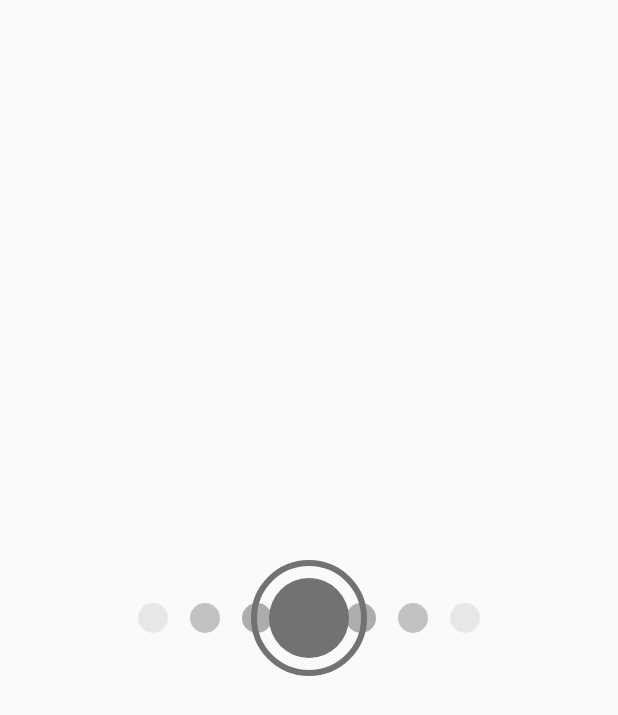
After one commit to qiangzier/CookApp, an Android app: the layout view_bezier.xml on its own in the app's theme, with its tools: preview values and no code run, on a phone screen of 412 x 824 dp. The commit adds this screen. Shown: the top 715 px of the screen. Run offline under Robolectric (Android 15) with nearby library versions, the phone set to English and light mode, and no system bars.

Commit message:
增加一种头部动画

```diff
--- a/app/src/main/java/com/hzq/cookapp/ui/PullUpAndDownRefreshView.java
+++ b/app/src/main/java/com/hzq/cookapp/ui/PullUpAndDownRefreshView.java
@@ -227,7 +227,7 @@ public class PullUpAndDownRefreshView extends RelativeLayout {
     }
 
     public void setHeadHeight(float mHeadHeight) {
-        this.mHeadHeight = mHeadHeight;
+        this.mHeadHeight = DensityUtil.dp2px(getContext(), mHeadHeight);
     }
 
     public float getMaxHeadHeight() {
@@ -235,7 +235,7 @@ public class PullUpAndDownRefreshView extends RelativeLayout {
     }
 
     public void setWaveHeight(float mWaveHeight) {
-        this.mWaveHeight = mWaveHeight;
+        this.mWaveHeight = DensityUtil.dp2px(getContext(), mWaveHeight);
     }
 
     public float getBottomHeight() {
@@ -243,7 +243,7 @@ public class PullUpAndDownRefreshView extends RelativeLayout {
     }
 
     public void setBottomHeight(float mBottomHeight) {
-        this.mBottomHeight = mBottomHeight;
+        this.mBottomHeight = DensityUtil.dp2px(getContext(), mBottomHeight);
     }
 
     public boolean isRefreshVisible() {
--- /dev/null
+++ b/app/src/main/java/com/hzq/cookapp/ui/header/bezierlayout/RippleView.java
@@ -0,0 +1,106 @@
+package com.hzq.cookapp.ui.header.bezierlayout;
+
+import android.animation.Animator;
+import android.animation.ValueAnimator;
+import android.content.Context;
+import android.graphics.Canvas;
+import android.graphics.Paint;
+import android.support.annotation.ColorInt;
+import android.support.annotation.Nullable;
+import android.util.AttributeSet;
+import android.view.View;
+
+import com.hzq.cookapp.ui.listener.AnimatorListenerAdapter;
+
+/**
+ * @author: hezhiqiang
+ * @date: 2017/6/29
+ * @version:
+ * @description: 水波纹效果
+ */
+
+public class RippleView extends View {
+
+    private Paint paint;
+    private int r;
+
+    private ValueAnimator va;
+
+    OnRippleEndListener listener;
+
+    public int getR() {
+        return r;
+    }
+
+    public void setR(int r) {
+        this.r = r;
+    }
+
+    public RippleView(Context context) {
+        this(context,null);
+    }
+
+    public RippleView(Context context, @Nullable AttributeSet attrs) {
+        this(context, attrs,0);
+    }
+
+    public RippleView(Context context, @Nullable AttributeSet attrs, int defStyleAttr) {
+        super(context, attrs, defStyleAttr);
+        init();
+    }
+
+    private void init() {
+        paint = new Paint(Paint.ANTI_ALIAS_FLAG);
+        paint.setColor(0xffffffff);
+        paint.setStyle(Paint.Style.FILL);
+    }
+
+    public void setRippleColor(@ColorInt int color){
+        if(paint != null)
+            paint.setColor(color);
+    }
+
+    public void startReveal(){
+        setVisibility(VISIBLE);
+        if(va == null){
+            int bigRadius = (int)(Math.sqrt(Math.pow(getHeight(),2) + Math.pow(getWidth(),2)));
+            va = ValueAnimator.ofInt(0,bigRadius / 2);
+            va.setDuration(bigRadius);
+            va.addUpdateListener(new ValueAnimator.AnimatorUpdateListener() {
+                @Override
+                public void onAnimationUpdate(ValueAnimator animation) {
+                    r = (int)animation.getAnimatedValue() * 2;
+                    invalidate();
+                }
+            });
+            va.addListener(new AnimatorListenerAdapter() {
+                @Override
+                public void onAnimationEnd(Animator animation) {
+                    if(listener != null)
+                        listener.onRippleEnd();
+                }
+            });
+        }
+        va.start();
+    }
+
+    public void stopAnim(){
+        if(va != null && va.isRunning())
+            va.cancel();
+    }
+
+    @Override
+    protected void onDraw(Canvas canvas) {
+        super.onDraw(canvas);
+        canvas.drawCircle(getWidth() / 2,getHeight() / 2,r,paint);
+    }
+
+
+    public void setListener(OnRippleEndListener listener) {
+        this.listener = listener;
+    }
+
+    public interface OnRippleEndListener{
+        void onRippleEnd();
+    }
+}
--- /dev/null
+++ b/app/src/main/java/com/hzq/cookapp/ui/header/bezierlayout/RoundDotView.java
@@ -0,0 +1,85 @@
+package com.hzq.cookapp.ui.header.bezierlayout;
+
+import android.content.Context;
+import android.graphics.Canvas;
+import android.graphics.Color;
+import android.graphics.Paint;
+import android.support.annotation.Nullable;
+import android.util.AttributeSet;
+import android.view.View;
+
+/**
+ * @author: hezhiqiang
+ * @date: 2017/6/29
+ * @version:
+ * @description:
+ */
+
+public class RoundDotView extends View {
+
+    private Paint paint;
+    private float r = 15;
+    private int num = 7;
+
+    private int cir_x;
+
+    public void setCir_x(int cir_x) {
+        this.cir_x = cir_x;
+    }
+
+    public RoundDotView(Context context) {
+        this(context,null);
+    }
+
+    public RoundDotView(Context context, @Nullable AttributeSet attrs) {
+        this(context, attrs,0);
+    }
+
+    public RoundDotView(Context context, @Nullable AttributeSet attrs, int defStyleAttr) {
+        super(context, attrs, defStyleAttr);
+        init();
+    }
+
+    private void init() {
+        paint = new Paint(Paint.ANTI_ALIAS_FLAG);
+        paint.setColor(Color.rgb(114,114,114));
+    }
+
+    @Override
+    protected void onDraw(Canvas canvas) {
+        super.onDraw(canvas);
+        int w = getMeasuredWidth() / num - 10;
+        for (int i = 0; i < num; i++) {
+            switch (i){
+                case 0:
+                    paint.setAlpha(35);
+                    canvas.drawCircle(getMeasuredWidth() / 2 - cir_x * 3 - 3 * w / 3 * 2,getMeasuredHeight() / 2,r,paint);
+                    break;
+                case 1:
+                    paint.setAlpha(105);
+                    canvas.drawCircle(getMeasuredWidth() / 2 - cir_x * 2 - 2 * w / 3 * 2,getMeasuredHeight() / 2,r,paint);
+                    break;
+                case 2:
+                    paint.setAlpha(145);
+                    canvas.drawCircle(getMeasuredWidth() / 2 - cir_x * 1 - w / 3 * 2,getMeasuredHeight() / 2,r,paint);
+                    break;
+                case 3:
+                    paint.setAlpha(255);
+                    canvas.drawCircle(getMeasuredWidth() / 2,getMeasuredHeight() / 2,r,paint);
+                    break;
+                case 4:
+                    paint.setAlpha(145);
+                    canvas.drawCircle(getMeasuredWidth() / 2 + cir_x * 1 + w / 3 * 2,getMeasuredHeight() / 2,r,paint);
+                    break;
+                case 5:
+                    paint.setAlpha(105);
+                    canvas.drawCircle(getMeasuredWidth() / 2 + cir_x * 2 + 2 * w / 3 * 2,getMeasuredHeight() / 2,r,paint);
+                    break;
+                case 6:
+                    paint.setAlpha(35);
+                    canvas.drawCircle(getMeasuredWidth() / 2 + cir_x * 3 + 3 * w / 3 * 2,getMeasuredHeight() / 2,r,paint);
+                    break;
+            }
+        }
+    }
+}
--- /dev/null
+++ b/app/src/main/java/com/hzq/cookapp/ui/header/bezierlayout/RoundProgressView.java
@@ -0,0 +1,113 @@
+package com.hzq.cookapp.ui.header.bezierlayout;
+
+import android.animation.ValueAnimator;
+import android.content.Context;
+import android.graphics.Canvas;
+import android.graphics.Color;
+import android.graphics.Paint;
+import android.graphics.RectF;
+import android.support.annotation.ColorInt;
+import android.support.annotation.Nullable;
+import android.util.AttributeSet;
+import android.view.View;
+import android.view.animation.AccelerateDecelerateInterpolator;
+
+/**
+ * @author: hezhiqiang
+ * @date: 2017/6/29
+ * @version:
+ * @description:
+ */
+
+public class RoundProgressView extends View {
+    private Paint mPath;
+    private Paint mPantR;
+    private float r = 40;
+    protected int num = 7;
+    private int startAngle = 270;
+    private int endAngle = 0;
+    private int outCir_value = 15;
+    private int color;
+    private int cir_x;
+
+    public void setCir_x(int cir_x) {
+        this.cir_x = cir_x;
+    }
+
+    private ValueAnimator va;
+
+    public RoundProgressView(Context context) {
+        this(context,null);
+    }
+
+    public RoundProgressView(Context context, @Nullable AttributeSet attrs) {
+        this(context, attrs,0);
+    }
+
+    public RoundProgressView(Context context, @Nullable AttributeSet attrs, int defStyleAttr) {
+        super(context, attrs, defStyleAttr);
+        init();
+    }
+
+    private void init() {
+        color = Color.WHITE;
+        mPath = new Paint(Paint.ANTI_ALIAS_FLAG);
+        mPantR = new Paint(Paint.ANTI_ALIAS_FLAG);
+
+        mPantR.setColor(color);
+        mPath.setColor(Color.rgb(114,114,114));
+
+        va = ValueAnimator.ofInt(0,360);
+        va.setDuration(720);
+        va.addUpdateListener(new ValueAnimator.AnimatorUpdateListener() {
+            @Override
+            public void onAnimationUpdate(ValueAnimator animation) {
+                endAngle = (int) animation.getAnimatedValue();
+                postInvalidate();
+            }
+        });
+        va.setRepeatCount(ValueAnimator.INFINITE);
+        va.setInterpolator(new AccelerateDecelerateInterpolator());
+    }
+
+    @Override
+    protected void onDraw(Canvas canvas) {
+        super.onDraw(canvas);
+        int w = getMeasuredWidth() / num - 10;
+        mPath.setStyle(Paint.Style.FILL);
+        canvas.drawCircle(getMeasuredWidth() / 2,getMeasuredHeight() / 2,r,mPath);
+        canvas.save();
+
+        mPath.setStyle(Paint.Style.STROKE); //设置空心
+        mPath.setStrokeWidth(6);
+        canvas.drawCircle(getMeasuredWidth() / 2,getMeasuredHeight() / 2,r + 15,mPath);
+        canvas.restore();
+
+        mPantR.setStyle(Paint.Style.FILL);
+        RectF oval = new RectF(getMeasuredWidth() / 2 -r,getMeasuredHeight() / 2 -r,
+                                    getMeasuredWidth() / 2 + r,getMeasuredHeight() / 2 + r);
+        canvas.drawArc(oval,startAngle,endAngle,true,mPantR);
+        canvas.save();
+
+        mPantR.setStyle(Paint.Style.STROKE);
+        mPantR.setStrokeWidth(6);
+        RectF oval2 = new RectF(getMeasuredWidth() / 2 -r -outCir_value,getMeasuredHeight() / 2 -r-outCir_value,
+                getMeasuredWidth() / 2 + r + outCir_value,getMeasuredHeight() / 2 + r + outCir_value);
+        canvas.drawArc(oval2,startAngle,endAngle,false,mPantR);
+        canvas.restore();
+
+    }
+
+    public void startAnim(){
+        if(va != null) va.start();
+    }
+
+    public void stopAnim(){
+        if(va != null && va.isRunning()) va.cancel();
+    }
+
+    public void setColor(@ColorInt int color){
+        this.color = color;
+        mPantR.setColor(color);
+    }
+}
--- /dev/null
+++ b/app/src/main/java/com/hzq/cookapp/ui/header/bezierlayout/WaveView.java
@@ -0,0 +1,93 @@
+package com.hzq.cookapp.ui.header.bezierlayout;
+
+import android.content.Context;
+import android.graphics.Bitmap;
+import android.graphics.Canvas;
+import android.graphics.Paint;
+import android.graphics.Path;
+import android.graphics.PixelFormat;
+import android.graphics.drawable.Drawable;
+import android.support.annotation.ColorInt;
+import android.support.annotation.Nullable;
+import android.util.AttributeSet;
+import android.view.View;
+
+/**
+ * @author: hezhiqiang
+ * @date: 2017/6/29
+ * @version:
+ * @description:    绘制贝塞尔曲线
+ */
+
+public class WaveView extends View {
+    private int waveHeight;
+    private int headHeight;
+
+    private Path path;
+    private Paint paint;
+
+    public WaveView(Context context) {
+        this(context,null);
+    }
+
+    public WaveView(Context context, @Nullable AttributeSet attrs) {
+        this(context, attrs,0);
+    }
+
+    public WaveView(Context context, @Nullable AttributeSet attrs, int defStyleAttr) {
+        super(context, attrs, defStyleAttr);
+        init();
+    }
+
+    private void init() {
+        path = new Path();
+        paint = new Paint(Paint.ANTI_ALIAS_FLAG);
+        paint.setColor(0xff1f2426);
+    }
+
+    public int getHeadHeight() {
+        return headHeight;
+    }
+
+    public void setHeadHeight(int headHeight) {
+        this.headHeight = headHeight;
+    }
+
+    public int getWaveHeight() {
+        return waveHeight;
+    }
+
+    public void setWaveHeight(int waveHeight) {
+        this.waveHeight = waveHeight;
+    }
+
+    public void setWaveColor(@ColorInt int color){
+        if(paint != null)
+            paint.setColor(color);
+    }
+
+    @Override
+    protected void onDraw(Canvas canvas) {
+        super.onDraw(canvas);
+        //重置画笔
+        path.reset();
+        path.lineTo(0,headHeight);
+        //绘制贝塞尔曲线
+        path.quadTo(getMeasuredWidth() / 2,headHeight + waveHeight,getMeasuredWidth(),headHeight);
+        path.lineTo(getMeasuredWidth(),0);
+        canvas.drawPath(path,paint);
+    }
+
+    static Bitmap drawableToBitmap(Drawable drawable){
+        int width = drawable.getIntrinsicWidth();//取drawable得长款
+        int height = drawable.getIntrinsicHeight();
+
+        Bitmap.Config config = drawable.getOpacity() != PixelFormat.OPAQUE ?
+                Bitmap.Config.ARGB_8888 : Bitmap.Config.RGB_565; //获取drawable的颜色绘制格式
+        Bitmap bitmap = Bitmap.createBitmap(width,height,config);//建立对应的bitmap
+        Canvas canvas = new Canvas(bitmap);
+        drawable.setBounds(0,0,width,height);
+        drawable.draw(canvas); //把drawable内容画到画布中
+        return bitmap;
+    }
+}
--- a/app/src/main/res/layout/cook_list_layout.xml
+++ b/app/src/main/res/layout/cook_list_layout.xml
@@ -15,7 +15,6 @@
                 android:id="@+id/refreshView"
                 android:layout_width="match_parent"
                 android:layout_height="match_parent"
-                app:tr_wave_height="140dp"
                 >
 
                 <android.support.v7.widget.RecyclerView
--- /dev/null
+++ b/app/src/main/res/layout/view_bezier.xml
@@ -0,0 +1,29 @@
+<?xml version="1.0" encoding="utf-8"?>
+<FrameLayout xmlns:android="http://schemas.android.com/apk/res/android"
+    android:layout_width="match_parent"
+    android:layout_height="match_parent">
+
+    <com.hzq.cookapp.ui.header.bezierlayout.WaveView
+        android:id="@+id/waveView"
+        android:layout_width="match_parent"
+        android:layout_height="wrap_content"
+        android:layout_gravity="center"/>
+
+    <com.hzq.cookapp.ui.header.bezierlayout.RoundDotView
+        android:id="@+id/r1"
+        android:layout_width="match_parent"
+        android:layout_height="wrap_content"
+        android:layout_gravity="center"/>
+
+    <com.hzq.cookapp.ui.header.bezierlayout.RoundProgressView
+        android:id="@+id/r2"
+        android:layout_width="wrap_content"
+        android:layout_height="wrap_content"
+        android:layout_gravity="center"/>
+
+    <com.hzq.cookapp.ui.header.bezierlayout.RippleView
+        android:id="@+id/rippleView"
+        android:layout_width="match_parent"
+        android:layout_height="match_parent" />
+
+</FrameLayout>
```
Also changed, not shown: app/src/main/java/com/hzq/cookapp/fragment/CookListFragment.java (+9 -6 lines), app/src/main/java/com/hzq/cookapp/ui/header/bezierlayout/BezierView.java (added, +196 -0 lines), app/src/main/res/layout/layout.xml (deleted, +0 -29 lines).
